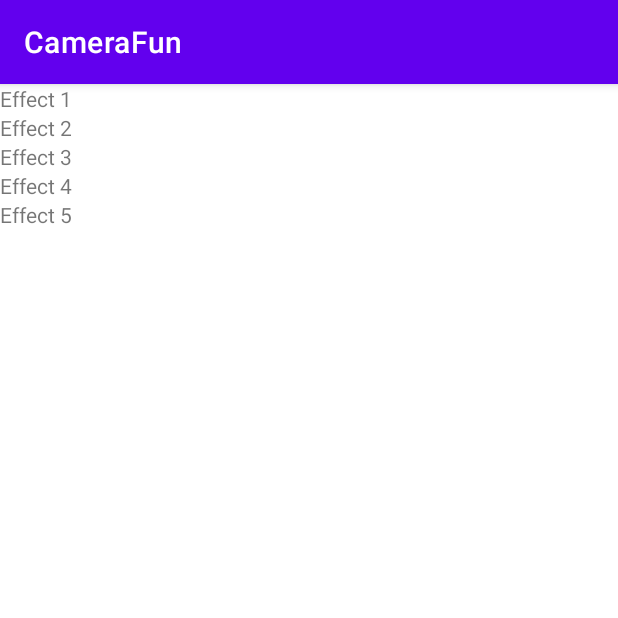
After one commit to letiya/CameraFun, an Android app: the EffectListActivity screen opened directly, with no data from a screen before it, on a phone screen of 412 x 824 dp, the top half of it. The commit adds this screen. Run offline under Robolectric (Android 15) with nearby library versions, the phone set to English and light mode, and no system bars.

Commit message:
Switch back to method 1) to select a photo from the device. Add a list of default effects.

```diff
--- a/app/src/main/AndroidManifest.xml
+++ b/app/src/main/AndroidManifest.xml
@@ -17,6 +17,8 @@
                 <category android:name="android.intent.category.LAUNCHER" />
             </intent-filter>
         </activity>
+        <activity android:name=".EffectListActivity">
+        </activity>
     </application>
 
 </manifest>
--- /dev/null
+++ b/app/src/main/java/com/bignerdranch/android/camerafun/EffectListActivity.java
@@ -0,0 +1,25 @@
+package com.bignerdranch.android.camerafun;
+
+import android.os.Bundle;
+
+import androidx.annotation.Nullable;
+import androidx.appcompat.app.AppCompatActivity;
+import androidx.fragment.app.Fragment;
+import androidx.fragment.app.FragmentManager;
+
+public class EffectListActivity extends AppCompatActivity {
+
+    @Override
+    protected void onCreate(@Nullable Bundle savedInstanceState) {
+        super.onCreate(savedInstanceState);
+        setContentView(R.layout.activity_fragment);
+
+        FragmentManager fm = getSupportFragmentManager();
+        Fragment fragment = fm.findFragmentById(R.id.fragment_container);
+
+        if (fragment == null) {
+            fragment = new EffectListFragment();
+            fm.beginTransaction().add(R.id.fragment_container, fragment).commit();
+        }
+    }
+}
--- /dev/null
+++ b/app/src/main/java/com/bignerdranch/android/camerafun/EffectListFragment.java
@@ -0,0 +1,92 @@
+package com.bignerdranch.android.camerafun;
+
+import android.os.Bundle;
+import android.view.LayoutInflater;
+import android.view.View;
+import android.view.ViewGroup;
+import android.widget.TextView;
+
+import java.util.List;
+
+import androidx.annotation.NonNull;
+import androidx.annotation.Nullable;
+import androidx.fragment.app.Fragment;
+import androidx.recyclerview.widget.LinearLayoutManager;
+import androidx.recyclerview.widget.RecyclerView;
+
+public class EffectListFragment extends Fragment {
+
+    private RecyclerView mEffectRecyclerView;
+    private EffectAdapter mAdapter;
+
+    @Nullable
+    @Override
+    public View onCreateView(@NonNull LayoutInflater inflater, @Nullable ViewGroup container,
+                             @Nullable Bundle savedInstanceState) {
+        View view = inflater.inflate(R.layout.fragment_effect_list, container, false);
+
+        mEffectRecyclerView = view.findViewById(R.id.effect_recycler_view);
+        mEffectRecyclerView.setLayoutManager(new LinearLayoutManager(getActivity()));
+
+        updateUI();
+
+        return view;
+    }
+
+    private void updateUI() {
+        EffectLab effectLab = EffectLab.get();
+        List<Effect> effects = effectLab.getEffects();
+
+        mAdapter = new EffectAdapter(effects);
+        mEffectRecyclerView.setAdapter(mAdapter);
+    }
+
+    private class EffectHolder extends RecyclerView.ViewHolder implements View.OnClickListener {
+
+        private TextView mTitleTextView;
+        private Effect mEffect;
+
+        public EffectHolder(LayoutInflater inflater, ViewGroup parent) {
+            super(inflater.inflate(R.layout.list_item_effect, parent, false));
+            itemView.setOnClickListener(this);
+            mTitleTextView = itemView.findViewById(R.id.effect_title);
+        }
+
+        public void bind(Effect effect) {
+            mEffect = effect;
+            mTitleTextView.setText("Effect " + mEffect.getNumber());
+        }
+
+        @Override
+        public void onClick(View v) {
+
+        }
+    }
+
+    private class EffectAdapter extends RecyclerView.Adapter<EffectHolder> {
+
+        private List<Effect> mEffects;
+
+        public EffectAdapter(List<Effect> effects) {
+            mEffects = effects;
+        }
+
+        @NonNull
+        @Override
+        public EffectHolder onCreateViewHolder(@NonNull ViewGroup parent, int viewType) {
+            LayoutInflater layoutInflater = LayoutInflater.from(getActivity());
+            return new EffectHolder(layoutInflater, parent);
+        }
+
+        @Override
+        public void onBindViewHolder(@NonNull EffectHolder holder, int position) {
+            Effect effect = mEffects.get(position);
+            holder.bind(effect);
+        }
+
+        @Override
+        public int getItemCount() {
+            return mEffects.size();
+        }
+    }
+}
--- /dev/null
+++ b/app/src/main/res/layout/activity_fragment.xml
@@ -0,0 +1,6 @@
+<?xml version="1.0" encoding="utf-8"?>
+<FrameLayout xmlns:android="http://schemas.android.com/apk/res/android"
+    android:id="@+id/fragment_container"
+    android:layout_width="match_parent" android:layout_height="match_parent">
+
+</FrameLayout>
--- /dev/null
+++ b/app/src/main/res/layout/fragment_effect_list.xml
@@ -0,0 +1,8 @@
+<?xml version="1.0" encoding="utf-8"?>
+<androidx.recyclerview.widget.RecyclerView
+    xmlns:android="http://schemas.android.com/apk/res/android"
+    android:id="@+id/effect_recycler_view"
+    android:layout_width="match_parent"
+    android:layout_height="match_parent">
+
+</androidx.recyclerview.widget.RecyclerView>
--- /dev/null
+++ b/app/src/main/res/layout/list_item_effect.xml
@@ -0,0 +1,14 @@
+<?xml version="1.0" encoding="utf-8"?>
+<LinearLayout xmlns:android="http://schemas.android.com/apk/res/android"
+    android:orientation="vertical"
+    android:id="@+id/linearLayout"
+    android:layout_width="match_parent"
+    android:layout_height="wrap_content">
+
+    <TextView
+        android:id="@+id/effect_title"
+        android:layout_width="match_parent"
+        android:layout_height="wrap_content"
+        android:text="Effect" />
+
+</LinearLayout>
```
Also changed, not shown: app/src/main/java/com/bignerdranch/android/camerafun/Effect.java (added, +47 -0 lines), app/src/main/java/com/bignerdranch/android/camerafun/EffectLab.java (added, +79 -0 lines), app/src/main/java/com/bignerdranch/android/camerafun/MainActivity.java (+33 -23 lines).
